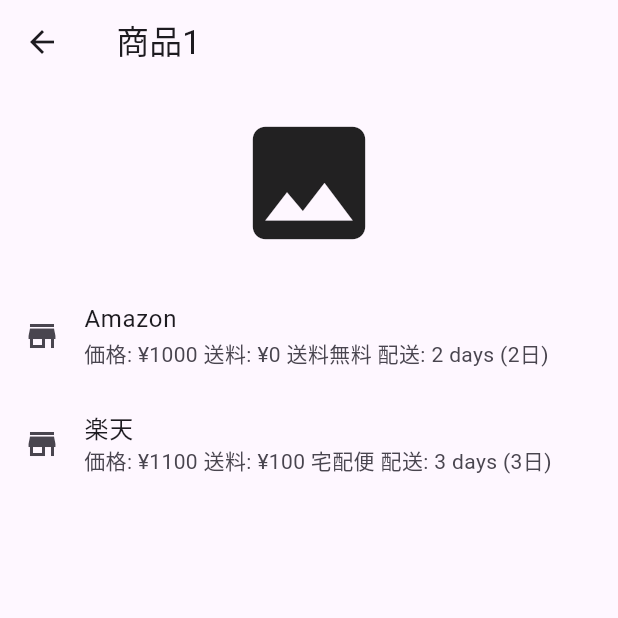
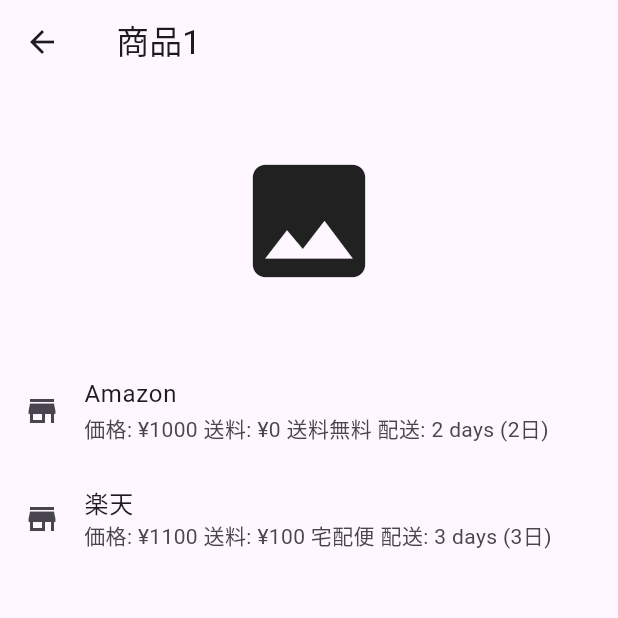
Before and after one commit to YuichiroKawabata-fg/FlutterPoC, a Flutter app: the screen it shows after launch, after a tap on "検索", after a tap on "商品1", on a phone screen of 412 x 824 dp, the top half of it. Run offline on Flutter 3.47's test engine with Material 3 defaults, Android fonts, the phone set to English and light mode, and no system bars; network calls fail.

Commit message:
Fetch item images list and display gallery

```diff
--- a/shop_compare/lib/models/product.dart
+++ b/shop_compare/lib/models/product.dart
@@ -6,7 +6,7 @@
   final String shippingName;
   final int deliveryDay;
   final String eta;
-  final String imageUrl;
+  final List<String> imageUrls;
   final String itemUrl;
 
   Product({
@@ -17,7 +17,9 @@
     required this.shippingName,
     required this.deliveryDay,
     required this.eta,
-    required this.imageUrl,
+    required this.imageUrls,
     required this.itemUrl,
   });
+
+  String get imageUrl => imageUrls.isNotEmpty ? imageUrls.first : '';
 }
--- a/shop_compare/lib/screens/product_screen.dart
+++ b/shop_compare/lib/screens/product_screen.dart
@@ -9,7 +9,7 @@
 
   @override
   Widget build(BuildContext context) {
-    final imageUrl = offers.isNotEmpty ? offers.first.imageUrl : '';
+    final images = offers.isNotEmpty ? offers.first.imageUrls : const <String>[];
     return Scaffold(
       appBar: AppBar(title: Text(productName)),
       body: Column(
@@ -20,20 +20,19 @@
                 context: context,
                 builder: (_) => Dialog(
                   child: SizedBox(
-                    width: 200,
-                    height: 200,
-                    child: imageUrl.isEmpty
-                        ? const Icon(Icons.image, size: 150)
-                        : Image.network(imageUrl, fit: BoxFit.cover),
+                    width: 300,
+                    height: 300,
+                    child: _buildGallery(images),
                   ),
                 ),
               );
             },
             child: Padding(
               padding: EdgeInsets.all(16),
-              child: imageUrl.isEmpty
-                  ? const Icon(Icons.image, size: 100)
-                  : Image.network(imageUrl, width: 100, height: 100),
+              child: SizedBox(
+                height: 150,
+                child: _buildGallery(images),
+              ),
             ),
           ),
           Expanded(
@@ -59,6 +58,18 @@
           ),
         ],
       ),
+      );
+  }
+
+  Widget _buildGallery(List<String> urls) {
+    if (urls.isEmpty) {
+      return const Icon(Icons.image, size: 100);
+    }
+    return PageView.builder(
+      itemCount: urls.length,
+      itemBuilder: (context, index) {
+        return Image.network(urls[index], fit: BoxFit.cover);
+      },
     );
   }
 }
--- a/shop_compare/lib/screens/search_screen.dart
+++ b/shop_compare/lib/screens/search_screen.dart
@@ -20,7 +20,10 @@
   int get minPrice => offers.map((p) => p.price).reduce((a, b) => a < b ? a : b);
   int get maxPrice => offers.map((p) => p.price).reduce((a, b) => a > b ? a : b);
   List<String> get shopNames => offers.map((p) => p.shopName).toList();
-  String get imageUrl => offers.isNotEmpty ? offers.first.imageUrl : '';
+  String get imageUrl =>
+      offers.isNotEmpty && offers.first.imageUrls.isNotEmpty
+          ? offers.first.imageUrls.first
+          : '';
   String get shippingName {
     if (offers.isEmpty) return '';
     final cheapest = offers.reduce((a, b) => a.price <= b.price ? a : b);
```
Also changed, not shown: shop_compare/lib/providers/shop_provider.dart (+32 -13 lines).
